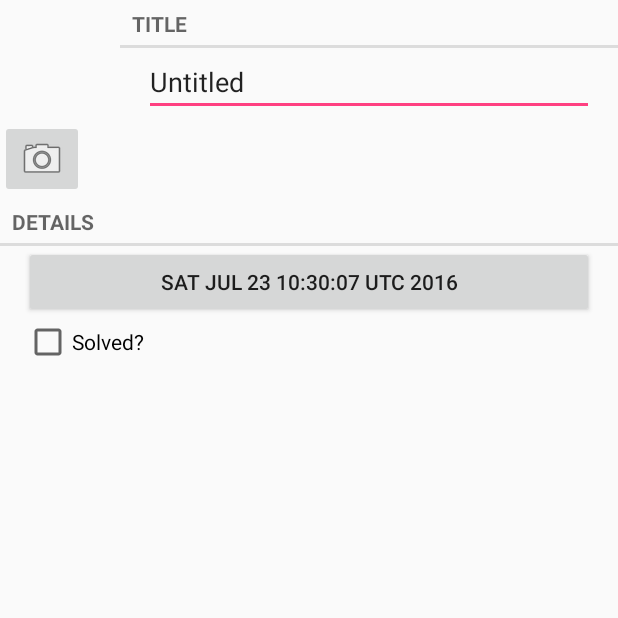
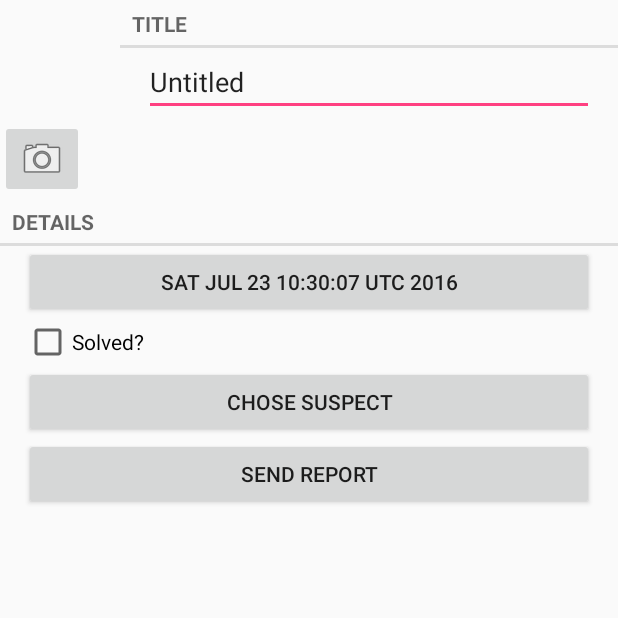
Before and after one commit to JosephLoveWong/CrimeIntent, an Android app: the screen it shows after launch (CrimeActivity), after a tap on an icon or button, on a phone screen of 412 x 824 dp, the top half of it. Run offline under Robolectric (Android 15) with nearby library versions, the phone set to English and light mode, and no system bars.

Commit message:
update to sendReport

```diff
--- a/criminalintent/src/main/java/com/bignerdranch/android/criminalintent/bean/Crime.java
+++ b/criminalintent/src/main/java/com/bignerdranch/android/criminalintent/bean/Crime.java
@@ -12,6 +12,7 @@ public class Crime {
     private Date mDate;
     private boolean mSolved;
     private Photo mPhoto;
+    private String mSuspect;
 
     public Crime() {
         mID = UUID.randomUUID();
@@ -57,6 +58,14 @@ public class Crime {
         this.mPhoto = mPhoto;
     }
 
+    public String getSuspect() {
+        return mSuspect;
+    }
+
+    public void setSuspect(String mSuspect) {
+        this.mSuspect = mSuspect;
+    }
+
     @Override
     public String toString() {
         return mTitle;
--- a/criminalintent/src/main/res/layout/fragment_crime.xml
+++ b/criminalintent/src/main/res/layout/fragment_crime.xml
@@ -61,4 +61,20 @@
         android:layout_marginRight="16dp"
         android:text="Solved?" />
 
+    <Button
+        android:id="@+id/crime_suspect"
+        android:layout_width="match_parent"
+        android:layout_height="wrap_content"
+        android:layout_marginLeft="16dp"
+        android:layout_marginRight="16dp"
+        android:text="Chose Suspect" />
+
+    <Button
+        android:id="@+id/crime_report"
+        android:layout_width="match_parent"
+        android:layout_height="wrap_content"
+        android:layout_marginLeft="16dp"
+        android:layout_marginRight="16dp"
+        android:text="Send Report" />
+
 </LinearLayout>
--- a/criminalintent/src/main/res/values/strings.xml
+++ b/criminalintent/src/main/res/values/strings.xml
@@ -3,4 +3,13 @@
     <string name="hint_crime_title">enter a crime title</string>
     <string name="title_crime_date">Crime Date</string>
     <string name="take">Take!</string>
+
+    <string name="crime_report">%1$s!
+The crime was discovered on %2$s. %3$s, and %4$s
+    </string>
+    <string name="crime_report_suspect">The suspect is %s.</string>
+    <string name="crime_report_solved">The case is solved</string>
+    <string name="crime_report_unsolved">The case is not solved</string>
+    <string name="crime_report_no_suspect">There is no suspect.</string>
+    <string name="send_report">Send crime report via</string>
 </resources>
```
Also changed, not shown: criminalintent/src/main/java/com/bignerdranch/android/criminalintent/fragment/CrimeFragment.java (+74 -0 lines).
